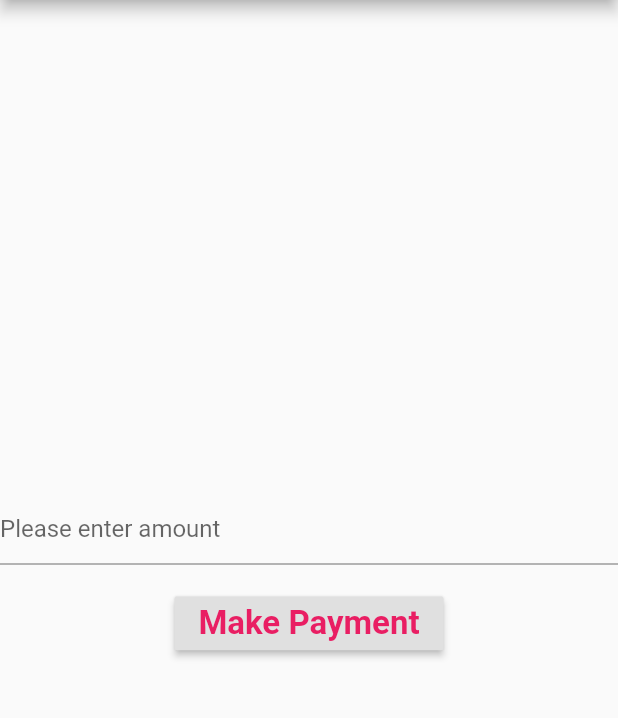
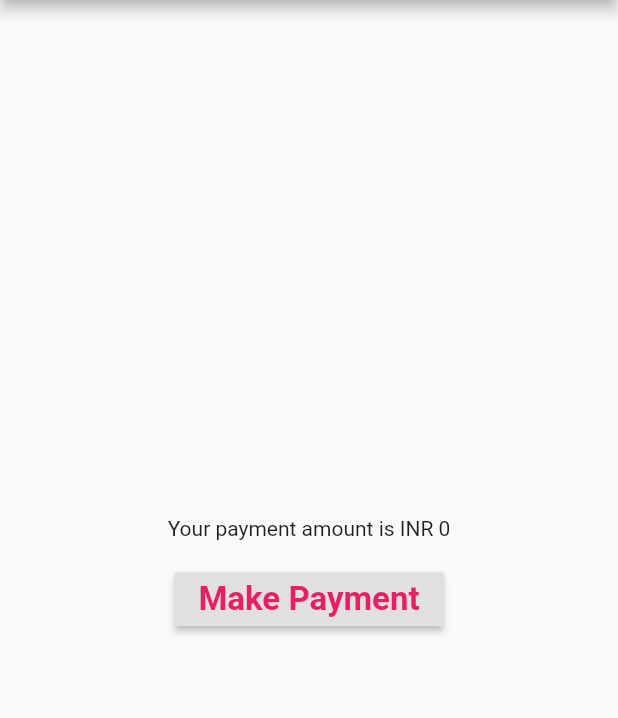
Before and after one commit to AnimeshSinha1309/library-management, a Flutter app: the screen it shows after launch, in the side drawer, after a tap on "Pay fine", on a phone screen of 412 x 824 dp, the part 84-802 px from its top. Run offline on Flutter 3.47's test engine with Material 2 defaults, Android fonts, the phone set to English and light mode, and no system bars; our stand-ins replace cloud_firestore, firebase_auth, flutter_tags, fluttertoast, google_sign_in, shared_preferences; missing offline and left inert: barcode_scan, firebase_auth_web, firebase_core_web, flappy_search_bar, fuzzy, google_sign_in_web and 1 more; accounts and stored records are empty; network calls fail.

Commit message:
Attempted defining separate file for secret key Failed because APK must be compiled AOT and cannot access PC filesystem Also fixed textfield stuff

```diff
--- a/libmate/lib/utils/utils.dart
+++ b/libmate/lib/utils/utils.dart
@@ -1,4 +1,6 @@
 import 'package:flutter/material.dart';
+import 'dart:convert';
+import 'dart:io' show File;
 
 void gotoPage(BuildContext context, dynamic page) {
   var route = PageRouteBuilder(
@@ -23,7 +25,13 @@ void gotoPage(BuildContext context, dynamic page) {
 }
 
 void showToast(BuildContext context, String message) {
-    Scaffold.of(context).showSnackBar(SnackBar(
-      content: Text(message),
-    ));
+  Scaffold.of(context).showSnackBar(SnackBar(
+    content: Text(message),
+  ));
 }
+
+Future<Map<String, String>> readConfig() async {
+  const configPath = "../config/config.json";
+
+  return jsonDecode(await new File(configPath).readAsString());
+}
--- a/libmate/lib/views/razorpay.dart
+++ b/libmate/lib/views/razorpay.dart
@@ -2,12 +2,10 @@
 // Use of this source code is governed by a BSD-style license that can be
 // found in the LICENSE file.
 import 'package:flutter/material.dart';
-import 'dart:async';
 import 'package:razorpay_flutter/razorpay_flutter.dart';
 import 'package:fluttertoast/fluttertoast.dart';
-import 'package:flutter/services.dart';
 import 'package:libmate/views/drawer.dart';
-
+import 'package:libmate/utils/utils.dart';
 
 class RazorPayPage extends StatefulWidget {
   @override
@@ -15,56 +13,66 @@ class RazorPayPage extends StatefulWidget {
 }
 
 class _RazorPayPageState extends State<RazorPayPage> {
+  String RAZOR_KEY;
   int totalAmount = 0;
   Razorpay _razorpay;
+
+  void getKey() async {
+    RAZOR_KEY = (await readConfig())["razorkey"];
+  }
+
   @override
-  void initState(){
+  void initState() {
+    super.initState();
+    getKey();
     _razorpay = Razorpay();
     _razorpay.on(Razorpay.EVENT_PAYMENT_SUCCESS, _handlePaymentSuccess);
     _razorpay.on(Razorpay.EVENT_PAYMENT_ERROR, _handlePaymentError);
     _razorpay.on(Razorpay.EVENT_EXTERNAL_WALLET, _handleExternalWallet);
   }
+
   @override
-  void dispose(){
+  void dispose() {
     //TODO: implement dispose
     super.dispose();
     _razorpay.clear();
   }
-  void openCheckout() async{
+
+  void openCheckout() async {
     var options = {
-      'key': 'rzp_test_U4H7R8ZUFz2iHt',
-      'amount': totalAmount*100,
+      'key': RAZOR_KEY,
+      'amount': totalAmount * 100,
       'name': "Andaman College Library",
-      'description': 'Test Payment fine',
-      'prefill': {'contact':'','email':''},
-      'external':{
+      'description': 'Fine payment',
+      'prefill': {'contact': '', 'email': ''},
+      'external': {
         'wallets': ['paytm']
       }
     };
-    try{
+    try {
       _razorpay.open(options);
-    }
-    catch(e){
+    } catch (e) {
       debugPrint(e);
     }
   }
-  void _handlePaymentSuccess(PaymentSuccessResponse,response){
-    Fluttertoast.showToast(msg: "SUCCESS: "+ response.paymentId);
+
+  void _handlePaymentSuccess(PaymentSuccessResponse, response) {
+    Fluttertoast.showToast(msg: "SUCCESS: " + response.paymentId);
   }
-  void _handlePaymentError(PaymentErrorResponse,response){
-    Fluttertoast.showToast(msg: "ERROR: "+ response.code.toString()+"-"+response.message);
+
+  void _handlePaymentError(PaymentErrorResponse, response) {
+    Fluttertoast.showToast(
+        msg: "ERROR: " + response.code.toString() + "-" + response.message);
   }
-  void _handleExternalWallet(ExternalWalletResponse,response){
-    Fluttertoast.showToast(msg: "EXTERNAL WALLET: "+ response.walletName);
+
+  void _handleExternalWallet(ExternalWalletResponse, response) {
+    Fluttertoast.showToast(msg: "EXTERNAL WALLET: " + response.walletName);
   }
+
   @override
   Widget build(BuildContext context) {
     return Scaffold(
-        appBar: AppBar(
-            title: Text(
-                'Pay Fine'
-            )
-        ),
+        appBar: AppBar(title: Text('Pay Fine')),
         drawer: AppDrawer(),
         body: Center(
             child: Column(
@@ -72,17 +80,7 @@ class _RazorPayPageState extends State<RazorPayPage> {
           children: <Widget>[
             LimitedBox(
               maxWidth: 150.0,
-                  child: TextField(
-                    keyboardType: TextInputType.number,
-                    decoration: InputDecoration(
-                        hintText: 'Please enter amount'
-                    ),
-                    onChanged: (value){
-                      setState(() {
-                        totalAmount = num.parse(value);
-                      });
-                    },
-                  ),
+              child: Text("Your payment amount is INR $totalAmount"),
             ),
             SizedBox(
               height: 15.0,
@@ -92,16 +90,12 @@ class _RazorPayPageState extends State<RazorPayPage> {
                   style: TextStyle(
                       color: Colors.pink,
                       fontSize: 22.0,
-                          fontWeight: FontWeight.bold
-                      )
-                  ), onPressed: (){
+                      fontWeight: FontWeight.bold)),
+              onPressed: () {
                 openCheckout();
               },
             )
           ],
-            )
-        )
-    );
-
+        )));
   }
 }
```
Lines whose indentation alone changed are shown as unchanged.
